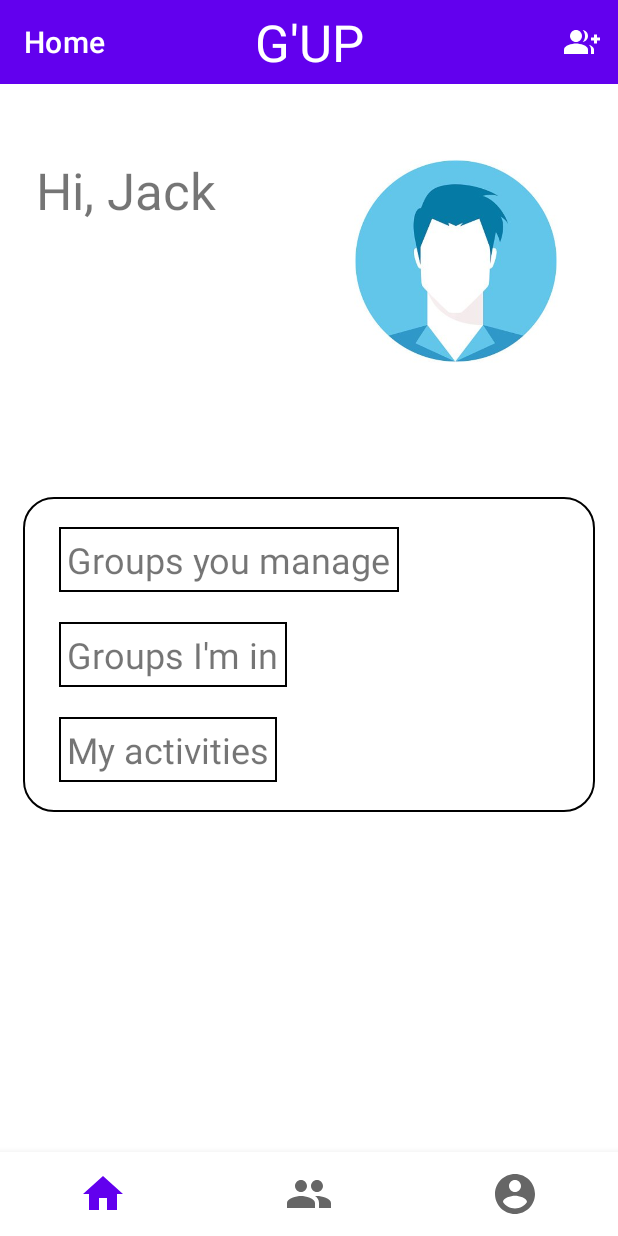
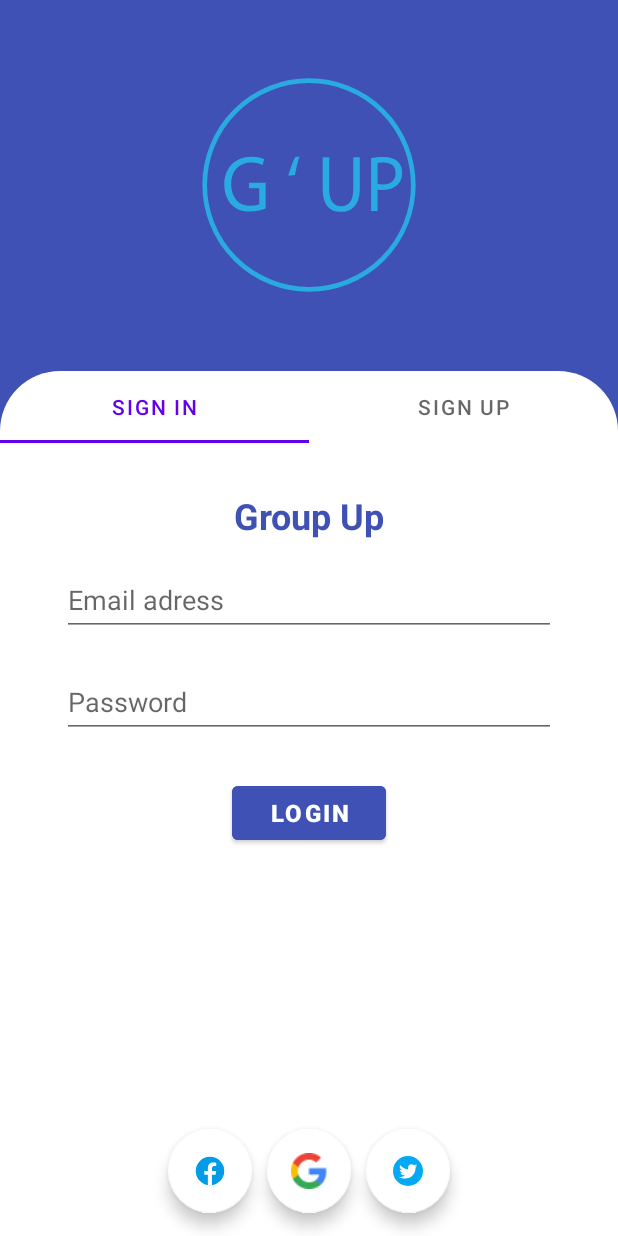
Before and after one commit to contug/G-UP, an Android app: the screen it shows after launch (MainActivity before the commit, AuthenticationActivity after it), on a phone screen of 412 x 824 dp. Run offline under Robolectric (Android 15) with nearby library versions, the phone set to English and light mode, and no system bars.

Commit message:
Add Authentication layout
Added AuthenticationActivity with LoginFragment and RegisterFragment

```diff
--- /dev/null
+++ b/app/src/main/java/it/unimib/gup/adapter/LoginAdapter.java
@@ -0,0 +1,42 @@
+package it.unimib.gup.adapter;
+
+import android.content.Context;
+import androidx.annotation.NonNull;
+import androidx.fragment.app.Fragment;
+import androidx.fragment.app.FragmentActivity;
+import androidx.viewpager2.adapter.FragmentStateAdapter;
+
+import it.unimib.gup.R;
+import it.unimib.gup.ui.authentication.LoginFragment;
+import it.unimib.gup.ui.authentication.RegisterFragment;
+
+public class LoginAdapter extends FragmentStateAdapter {
+
+    int totalTabs;
+
+    public LoginAdapter(@NonNull FragmentActivity fragmentActivity, int totalTabs) {
+        super(fragmentActivity);
+        this.totalTabs = totalTabs;
+    }
+
+
+    @NonNull
+    @Override
+    public Fragment createFragment(int position) {
+        switch (position) {
+            case 0:
+                LoginFragment loginFragment = new LoginFragment();
+                return loginFragment;
+            case 1:
+                RegisterFragment registerFragment = new RegisterFragment();
+                return registerFragment;
+            default:
+                return null;
+        }
+    }
+
+    @Override
+    public int getItemCount() {
+        return totalTabs;
+    }
+}
--- /dev/null
+++ b/app/src/main/java/it/unimib/gup/ui/authentication/AuthenticationActivity.java
@@ -0,0 +1,52 @@
+package it.unimib.gup.ui.authentication;
+
+import androidx.annotation.NonNull;
+import androidx.appcompat.app.AppCompatActivity;
+import androidx.viewpager2.widget.ViewPager2;
+
+
+import android.os.Bundle;
+import android.view.View;
+import android.view.WindowManager;
+
+import com.google.android.material.floatingactionbutton.FloatingActionButton;
+import com.google.android.material.tabs.TabLayout;
+import com.google.android.material.tabs.TabLayoutMediator;
+
+import it.unimib.gup.R;
+import it.unimib.gup.adapter.LoginAdapter;
+
+public class AuthenticationActivity extends AppCompatActivity {
+
+    TabLayout tabLayout;
+    ViewPager2 viewPager;
+    FloatingActionButton google;
+
+    private String[] tabs = {"Sign In", "Sign Up"};
+
+    @Override
+    protected void onCreate(Bundle savedInstanceState) {
+        super.onCreate(savedInstanceState);
+        setContentView(R.layout.activity_authentication);
+
+        getWindow().setSoftInputMode(WindowManager.LayoutParams.SOFT_INPUT_ADJUST_PAN);
+
+        tabLayout = findViewById(R.id.tab_layout);
+        viewPager = findViewById(R.id.view_pager);
+        google = findViewById(R.id.fab_google);
+
+        tabLayout.setTabGravity(TabLayout.GRAVITY_FILL);
+
+        LoginAdapter loginAdapter = new LoginAdapter(this, 2);
+        viewPager.setAdapter(loginAdapter);
+
+        new TabLayoutMediator(tabLayout, viewPager, new TabLayoutMediator.TabConfigurationStrategy() {
+            @Override
+            public void onConfigureTab(@NonNull TabLayout.Tab tab, int position) {
+                tab.setText(tabs[position]);
+            }
+        }).attach();
+    }
+
+
+}
--- /dev/null
+++ b/app/src/main/java/it/unimib/gup/ui/authentication/LoginFragment.java
@@ -0,0 +1,25 @@
+package it.unimib.gup.ui.authentication;
+
+import android.os.Bundle;
+
+import androidx.fragment.app.Fragment;
+
+import android.view.LayoutInflater;
+import android.view.View;
+import android.view.ViewGroup;
+
+import it.unimib.gup.R;
+
+public class LoginFragment extends Fragment {
+
+    public LoginFragment() {
+        // Required empty public constructor
+    }
+
+    @Override
+    public View onCreateView(LayoutInflater inflater, ViewGroup container,
+                             Bundle savedInstanceState) {
+        // Inflate the layout for this fragment
+        return inflater.inflate(R.layout.fragment_login, container, false);
+    }
+}
--- /dev/null
+++ b/app/src/main/res/drawable/ic_icons8_facebook.xml
@@ -0,0 +1,12 @@
+<vector xmlns:android="http://schemas.android.com/apk/res/android"
+    android:width="96dp"
+    android:height="96dp"
+    android:viewportWidth="48"
+    android:viewportHeight="48">
+  <path
+      android:pathData="M24,5A19,19 0,1 0,24 43A19,19 0,1 0,24 5Z"
+      android:fillColor="#039be5"/>
+  <path
+      android:pathData="M26.572,29.036h4.917l0.772,-4.995h-5.69v-2.73c0,-2.075 0.678,-3.915 2.619,-3.915h3.119v-4.359c-0.548,-0.074 -1.707,-0.236 -3.897,-0.236c-4.573,0 -7.254,2.415 -7.254,7.917v3.323h-4.701v4.995h4.701v13.729C22.089,42.905 23.032,43 24,43c0.875,0 1.729,-0.08 2.572,-0.194V29.036z"
+      android:fillColor="#fff"/>
+</vector>
--- /dev/null
+++ b/app/src/main/res/drawable/ic_icons8_twitter_circled.xml
@@ -0,0 +1,12 @@
+<vector xmlns:android="http://schemas.android.com/apk/res/android"
+    android:width="96dp"
+    android:height="96dp"
+    android:viewportWidth="48"
+    android:viewportHeight="48">
+  <path
+      android:pathData="M24,4A20,20 0,1 0,24 44A20,20 0,1 0,24 4Z"
+      android:fillColor="#03a9f4"/>
+  <path
+      android:pathData="M36,17.12c-0.882,0.391 -1.999,0.758 -3,0.88c1.018,-0.604 2.633,-1.862 3,-3c-0.951,0.559 -2.671,1.156 -3.793,1.372C31.311,15.422 30.033,15 28.617,15C25.897,15 24,17.305 24,20v2c-4,0 -7.9,-3.047 -10.327,-6c-0.427,0.721 -0.667,1.565 -0.667,2.457c0,1.819 1.671,3.665 2.994,4.543c-0.807,-0.025 -2.335,-0.641 -3,-1c0,0.016 0,0.036 0,0.057c0,2.367 1.661,3.974 3.912,4.422C16.501,26.592 16,27 14.072,27c0.626,1.935 3.773,2.958 5.928,3c-1.686,1.307 -4.692,2 -7,2c-0.399,0 -0.615,0.022 -1,-0.023C14.178,33.357 17.22,34 20,34c9.057,0 14,-6.918 14,-13.37c0,-0.212 -0.007,-0.922 -0.018,-1.13C34.95,18.818 35.342,18.104 36,17.12"
+      android:fillColor="#fff"/>
+</vector>
--- /dev/null
+++ b/app/src/main/res/drawable/login_shape.xml
@@ -0,0 +1,10 @@
+<?xml version="1.0" encoding="utf-8"?>
+<shape xmlns:android="http://schemas.android.com/apk/res/android"
+    android:shape="rectangle">
+
+    <solid android:color="@color/white"/>
+
+    <corners android:topLeftRadius="40dp"
+        android:topRightRadius="40dp"/>
+
+</shape>
--- /dev/null
+++ b/app/src/main/res/layout/activity_authentication.xml
@@ -0,0 +1,118 @@
+<?xml version="1.0" encoding="utf-8"?>
+<androidx.constraintlayout.widget.ConstraintLayout xmlns:android="http://schemas.android.com/apk/res/android"
+    xmlns:app="http://schemas.android.com/apk/res-auto"
+    xmlns:tools="http://schemas.android.com/tools"
+    android:layout_width="match_parent"
+    android:layout_height="match_parent"
+    tools:context=".ui.authentication.AuthenticationActivity">
+
+    <View
+        android:id="@+id/imageView"
+        android:layout_width="wrap_content"
+        android:layout_height="0dp"
+        android:background="#3F51B5"
+        android:scaleType="centerInside"
+        app:layout_constraintBottom_toBottomOf="parent"
+        app:layout_constraintEnd_toEndOf="parent"
+        app:layout_constraintHeight_percent="0.35"
+        app:layout_constraintStart_toStartOf="parent"
+        app:layout_constraintTop_toTopOf="parent"
+        app:layout_constraintVertical_bias="0" />
+
+    <ImageView
+        android:layout_width="200dp"
+        android:layout_height="200dp"
+        app:layout_constraintBottom_toTopOf="@+id/constraintLayout"
+        app:layout_constraintEnd_toEndOf="@+id/imageView"
+        app:layout_constraintStart_toStartOf="parent"
+        app:layout_constraintTop_toTopOf="@+id/imageView"
+        android:src="@drawable/ic_gup_icon"/>
+
+    <androidx.constraintlayout.widget.ConstraintLayout
+        android:id="@+id/constraintLayout"
+        android:layout_width="match_parent"
+        android:layout_height="0dp"
+        app:layout_constraintBottom_toBottomOf="parent"
+        app:layout_constraintEnd_toEndOf="parent"
+        app:layout_constraintHeight_percent="0.7"
+        app:layout_constraintStart_toStartOf="parent"
+        app:layout_constraintTop_toTopOf="parent"
+        app:layout_constraintVertical_bias="1">
+
+        <androidx.viewpager2.widget.ViewPager2
+            android:id="@+id/view_pager"
+            android:layout_width="match_parent"
+            android:layout_height="0dp"
+            app:layout_constraintBottom_toBottomOf="parent"
+            app:layout_constraintEnd_toEndOf="parent"
+            app:layout_constraintHeight_percent="0.75"
+            app:layout_constraintStart_toStartOf="parent"
+            app:layout_constraintTop_toBottomOf="@id/tab_layout"
+            app:layout_constraintVertical_bias="0"
+            tools:ignore="SpeakableTextPresentCheck" />
+
+        <com.google.android.material.tabs.TabLayout
+            android:id="@+id/tab_layout"
+            android:layout_width="match_parent"
+            android:layout_height="wrap_content"
+            android:background="@drawable/login_shape"
+            app:layout_constraintBottom_toBottomOf="parent"
+            app:layout_constraintEnd_toEndOf="parent"
+            app:layout_constraintStart_toStartOf="parent"
+            app:layout_constraintTop_toTopOf="parent"
+            app:layout_constraintVertical_bias="0"
+            tools:ignore="SpeakableTextPresentCheck" />
+
+
+
+        <com.google.android.material.floatingactionbutton.FloatingActionButton
+            android:id="@+id/fab_google"
+            android:layout_width="wrap_content"
+            android:layout_height="wrap_content"
+            android:layout_marginBottom="15dp"
+            android:elevation="35dp"
+            android:src="@drawable/googleg_standard_color_18"
+            app:backgroundTint="@color/white"
+            app:layout_constraintBottom_toBottomOf="parent"
+            app:layout_constraintEnd_toEndOf="parent"
+            app:layout_constraintStart_toStartOf="parent"
+            app:tint="@null"
+            tools:ignore="SpeakableTextPresentCheck" />
+
+        <com.google.android.material.floatingactionbutton.FloatingActionButton
+            android:id="@+id/fab_facebook"
+            android:layout_width="wrap_content"
+            android:layout_height="wrap_content"
+            android:layout_marginEnd="10dp"
+            android:layout_marginBottom="15dp"
+            android:elevation="35dp"
+            android:src="@drawable/ic_icons8_facebook"
+            app:backgroundTint="@color/white"
+            app:layout_constraintBottom_toBottomOf="parent"
+            app:layout_constraintEnd_toStartOf="@+id/fab_google"
+            app:layout_constraintHorizontal_bias="1"
+            app:layout_constraintStart_toStartOf="parent"
+            app:tint="@null"
+            tools:ignore="SpeakableTextPresentCheck" />
+
+        <com.google.android.material.floatingactionbutton.FloatingActionButton
+            android:id="@+id/fab_twitter"
+            android:layout_width="wrap_content"
+            android:layout_height="wrap_content"
+            android:layout_marginStart="10dp"
+            android:layout_marginBottom="15dp"
+            android:elevation="35dp"
+            android:src="@drawable/ic_icons8_twitter_circled"
+            app:backgroundTint="@color/white"
+            app:layout_constraintBottom_toBottomOf="parent"
+            app:layout_constraintEnd_toEndOf="parent"
+            app:layout_constraintHorizontal_bias="0"
+            app:layout_constraintStart_toEndOf="@+id/fab_google"
+            app:tint="@null"
+            tools:ignore="SpeakableTextPresentCheck" />
+
+
+    </androidx.constraintlayout.widget.ConstraintLayout>
+
+
+</androidx.constraintlayout.widget.ConstraintLayout>
--- /dev/null
+++ b/app/src/main/res/layout/fragment_login.xml
@@ -0,0 +1,72 @@
+<?xml version="1.0" encoding="utf-8"?>
+<androidx.constraintlayout.widget.ConstraintLayout xmlns:android="http://schemas.android.com/apk/res/android"
+    xmlns:app="http://schemas.android.com/apk/res-auto"
+    xmlns:tools="http://schemas.android.com/tools"
+    android:layout_width="match_parent"
+    android:layout_height="match_parent"
+    tools:context=".ui.authentication.LoginFragment">
+
+    <TextView
+        android:id="@+id/text_view_signin"
+        android:layout_width="wrap_content"
+        android:layout_height="wrap_content"
+        android:text="@string/group_up"
+        android:textColor="#3F51B5"
+        android:textSize="24sp"
+        android:textStyle="bold"
+        app:layout_constraintBottom_toBottomOf="parent"
+        app:layout_constraintEnd_toEndOf="parent"
+        app:layout_constraintStart_toStartOf="parent"
+        app:layout_constraintTop_toTopOf="parent"
+        app:layout_constraintVertical_bias="0.08" />
+
+    <EditText
+        android:id="@+id/email_log"
+        android:layout_width="0dp"
+        android:layout_height="wrap_content"
+        android:hint="@string/email_adress"
+        android:inputType="textEmailAddress"
+        android:minHeight="48dp"
+        app:layout_constraintBottom_toBottomOf="parent"
+        app:layout_constraintEnd_toEndOf="parent"
+        app:layout_constraintHorizontal_bias="0.5"
+        app:layout_constraintStart_toStartOf="parent"
+        app:layout_constraintTop_toBottomOf="@+id/text_view_signin"
+        app:layout_constraintVertical_bias="0.05"
+        app:layout_constraintWidth_percent="0.8" />
+
+    <EditText
+        android:id="@+id/password_log"
+        android:layout_width="0dp"
+        android:layout_height="wrap_content"
+        android:layout_marginTop="20dp"
+        android:hint="@string/password"
+        android:inputType="textPassword"
+        android:minHeight="48dp"
+        app:layout_constraintBottom_toBottomOf="parent"
+        app:layout_constraintEnd_toEndOf="parent"
+        app:layout_constraintHorizontal_bias="0.5"
+        app:layout_constraintStart_toStartOf="parent"
+        app:layout_constraintTop_toBottomOf="@+id/email_log"
+        app:layout_constraintVertical_bias="0"
+        app:layout_constraintWidth_percent="0.8" />
+
+    <Button
+        android:id="@+id/button_login"
+        android:layout_width="0dp"
+        android:layout_height="wrap_content"
+        android:layout_marginTop="26dp"
+        android:backgroundTint="#3F51B5"
+        android:text="@string/login"
+        android:textSize="16sp"
+        android:textStyle="bold"
+        app:layout_constraintBottom_toBottomOf="parent"
+        app:layout_constraintEnd_toEndOf="parent"
+        app:layout_constraintHorizontal_bias="0.5"
+        app:layout_constraintStart_toStartOf="parent"
+        app:layout_constraintTop_toBottomOf="@+id/password_log"
+        app:layout_constraintVertical_bias="0"
+        app:layout_constraintWidth_percent="0.25" />
+
+
+</androidx.constraintlayout.widget.ConstraintLayout>
--- a/app/src/main/res/values/strings.xml
+++ b/app/src/main/res/values/strings.xml
@@ -11,7 +11,6 @@
     <string name="my_activities">My activities</string>
     <string name="create_group">Create group</string>
     <string name="back">Back</string>
-    <string name="name">Name</string>
     <string name="privacy">Privacy</string>
 
     <string-array name="privacy_array">
@@ -21,4 +20,13 @@
     <string name="public_group">Public</string>
     <string name="private_group">Private</string>
     <string name="name_group">Name your group</string>
+    <string name="email_adress">Email adress</string>
+    <string name="password">Password</string>
+    <string name="login">Login</string>
+    <string name="group_up">Group Up</string>
+    <string name="hey_get_on_board">Hey, get on board</string>
+    <string name="name">Name</string>
+    <string name="surname">Surname</string>
+    <string name="sign_up">Sign Up</string>
+    <string name="or_you_can_also">Or you can also</string>
 </resources>
```
Also changed, not shown: app/src/main/AndroidManifest.xml (+15 -5 lines), app/src/main/java/it/unimib/gup/ui/authentication/RegisterFragment.java (added, +25 -0 lines), app/src/main/res/layout/fragment_register.xml (added, +105 -0 lines), gradle/wrapper/gradle-wrapper.properties, 1 other file.
